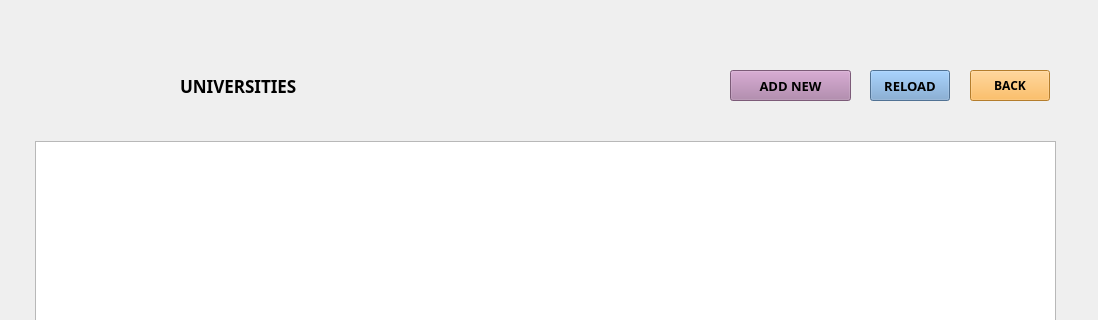
Qt form viewunis.ui (casalete/ErasmusIo) before a commit; both pictures show x 0 to 1098 and y 0 to 320 of the 1098 by 676 pixel window.
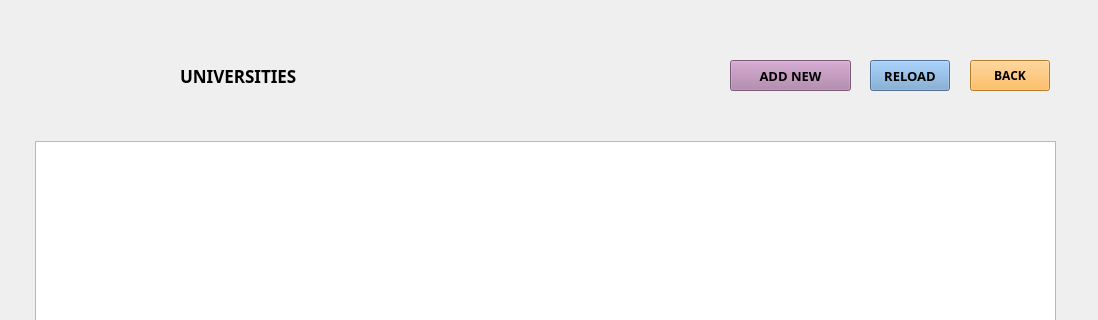
The same form after that commit. Icons and pictures are not drawn.

```diff
--- a/viewunis.ui
+++ b/viewunis.ui
@@ -30,7 +30,7 @@
    <property name="geometry">
     <rect>
      <x>180</x>
-     <y>60</y>
+     <y>50</y>
      <width>131</width>
      <height>51</height>
     </rect>
@@ -54,7 +54,7 @@
    <property name="geometry">
     <rect>
      <x>730</x>
-     <y>70</y>
+     <y>60</y>
      <width>121</width>
      <height>31</height>
     </rect>
@@ -78,7 +78,7 @@
    <property name="geometry">
     <rect>
      <x>870</x>
-     <y>70</y>
+     <y>60</y>
      <width>80</width>
      <height>31</height>
     </rect>
@@ -102,7 +102,7 @@
    <property name="geometry">
     <rect>
      <x>970</x>
-     <y>70</y>
+     <y>60</y>
      <width>80</width>
      <height>31</height>
     </rect>
```
